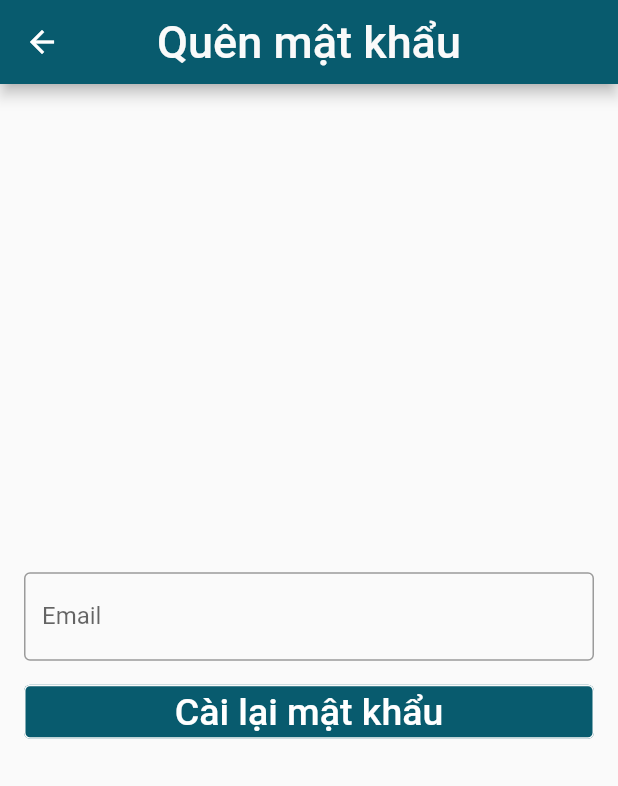
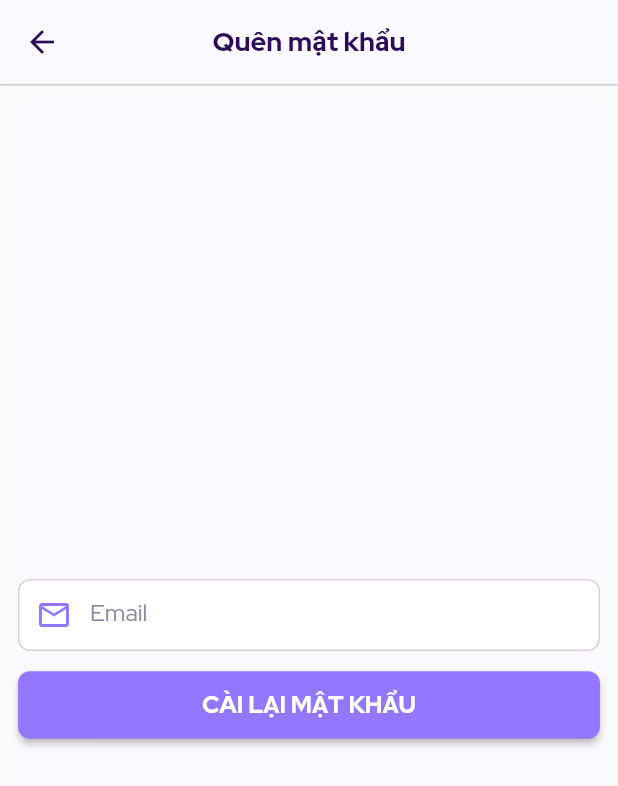
Before and after one commit to trungnguyenluu2311/Pet-Store, a Flutter app: the screen it shows after launch, after a tap on "Quên mật khẩu ?", on a phone screen of 412 x 824 dp. Shown: the top 786 px of the screen. Run offline on Flutter 3.47's test engine with Material 2 defaults, Android fonts, the phone set to English and light mode, and no system bars; our stand-ins replace cloud_firestore, firebase_auth, firebase_core, firebase_storage, get; missing offline and left inert: comment_box; accounts and stored records are empty; network calls fail.

Commit message:
change logo, forgot password screen

```diff
--- a/lib/screens/forgotpassword_screen.dart
+++ b/lib/screens/forgotpassword_screen.dart
@@ -5,53 +5,89 @@ import 'package:flutter_project/controllers/auth_controller.dart';
 
 class ForgotPasswordScreen extends StatelessWidget {
   final TextEditingController editController = TextEditingController();
+
   @override
   Widget build(BuildContext context) {
     return Scaffold(
       appBar: AppBar(
-        // iconTheme: IconThemeData(color: Colors.grey[50]),
+        iconTheme: const IconThemeData(
+          color: Color(0xFF2D0C57),
+        ),
         centerTitle: true,
-        title: Text("Quên mật khẩu", style: TextStyle(fontSize: 30,color: Colors.grey[50])),
-        backgroundColor: Color(0xFF085B6E),
+        backgroundColor: const Color(0xFFFAF9FE),
+        elevation: 0.5,
+        title: const Text("Quên mật khẩu",
+            style: TextStyle(
+              fontSize: 18,
+              fontFamily: 'RedHatDisplay',
+              fontWeight: FontWeight.w700,
+              color: Color(0xFF2D0C57),
+            )),
       ),
       body: Container(
-        margin: const EdgeInsets.all(16),
+        color: const Color(0xFFFAF9FE),
+        margin: const EdgeInsets.all(12),
         child: Column(
           mainAxisAlignment: MainAxisAlignment.center,
           children: [
             TextField(
               controller: editController,
+              style: const TextStyle(color: Colors.black, fontSize: 16),
               decoration: const InputDecoration(
-                  labelText: "Email",
-                  hintText: "Nhập vào email",
-                  border: OutlineInputBorder()),
+                contentPadding: EdgeInsets.fromLTRB(26, 12, 0, 12),
+                labelStyle: TextStyle(
+                    color: Color(0xFF9586A8),
+                    fontSize: 16,
+                    fontFamily: 'RedHatDisplay',
+                    fontWeight: FontWeight.w400),
+                labelText: 'Email',
+                hintText: 'Nhập vào email',
+                filled: true,
+                fillColor: Colors.white,
+                prefixIcon: Icon(
+                  Icons.email_outlined,
+                  size: 24,
+                  color: Color(0xFF9378FF),
+                ),
+                enabledBorder: OutlineInputBorder(
+                  borderSide: BorderSide(color: Color(0xFFD9D0E3)),
+                  borderRadius: BorderRadius.all(Radius.circular(8)),
+                ),
+                focusedBorder: OutlineInputBorder(
+                    borderRadius: BorderRadius.all(Radius.circular(8)),
+                    borderSide: BorderSide(
+                      // color: Color(0xFFD9D0E3)
+                      color: Color(0xFF6C0EE4),
+                    )),
+              ),
             ),
             const SizedBox(
-              height: 10,
+              height: 12,
             ),
-            SizedBox(
-              width: double.infinity,
-              child: OutlinedButton(
-                style: OutlinedButton.styleFrom(
-                    side: BorderSide(color: Colors.grey[50]!),
-                  backgroundColor: Color(0xFF085B6E),
-                ),
-                onPressed: () {
-                  resetPassword();
-                },
-                child: const Text(
-                  "Cài lại mật khẩu",
-                  style: TextStyle(color: Colors.white,fontSize: 25),
-                ),
-              ),
-            )
+            Container(
+                width: Get.width,
+                child: ElevatedButton(
+                  onPressed: (){
+                    resetPassword();
+                  },
+                  style: ElevatedButton.styleFrom(
+                      shape: RoundedRectangleBorder(
+                          borderRadius: BorderRadius.circular(8)),
+                      padding: const EdgeInsets.fromLTRB(0, 12, 0, 12),
+                      primary: const Color(0xFF9378FF)),
+                  child: const Text('CÀI LẠI MẬT KHẨU',
+                      style: TextStyle(
+                          fontFamily: 'RedHatDisplay',
+                          fontSize: 16,
+                          fontWeight: FontWeight.w700)),
+                )),
           ],
         ),
       ),
     );
   }
 
-  void resetPassword(){
+  void resetPassword() {
     if (editController.text.length == 0 || !editController.text.contains("@")) {
       Get.snackbar("Lỗi", "Email không hợp lệ");
       return;
--- a/lib/screens/login_screen.dart
+++ b/lib/screens/login_screen.dart
@@ -42,12 +42,11 @@ class LoginScreen extends GetWidget<UtilitiesController> {
                 const Expanded(
                     child: SizedBox(
                       child: SizedBox(
-                          width: 220,
-                          height: 220,
+                          width: 350,
+                          height: 350,
                           child: Image(
                             image: AssetImage('assets/logo.png'),
-                          )
-                      ),
+                          )),
                     ),
                     flex: 1),
                 Expanded(
@@ -140,9 +139,13 @@ class LoginScreen extends GetWidget<UtilitiesController> {
                                     color: Color(0xFF9378FF),
                                   ),
                                   suffixIcon: IconButton(
-                                    onPressed: () { controller.showPassword();},
+                                    onPressed: () {
+                                      controller.showPassword();
+                                    },
                                     icon: Icon(
-                                      controller.showPass ? Icons.visibility_off : Icons.visibility,
+                                      controller.showPass
+                                          ? Icons.visibility_off
+                                          : Icons.visibility,
                                       size: 24,
                                       color: Color(0xFF9378FF),
                                     ),
@@ -183,21 +186,25 @@ class LoginScreen extends GetWidget<UtilitiesController> {
                                         fontWeight: FontWeight.w700)),
                               )),
                           Padding(
-                              padding: const EdgeInsets.fromLTRB(0, 8, 0, 0),
+                              padding: const EdgeInsets.fromLTRB(0, 12, 18, 0),
                               child: Row(
                                 mainAxisAlignment: MainAxisAlignment.end,
                                 children: <Widget>[
                                   GestureDetector(
                                     onTap: () {
-                                      Get.to(()=>ForgotPasswordScreen());
+                                      Get.to(() => ForgotPasswordScreen());
                                     },
                                     child: const Text(
-                                      " Quên mật khẩu ?", style: TextStyle(fontSize: 15,color: Color(0xFF085B6E)),
+                                      " Quên mật khẩu ?",
+                                      style: TextStyle(
+                                          fontSize: 15,
+                                          color: Color(0xFF9378FF),
+                                          fontFamily: 'RedHatDisplay',
+                                          fontWeight: FontWeight.w700),
                                     ),
                                   )
                                 ],
-                              )
-                          ),
+                              )),
                           const SizedBox(height: 30),
                           GestureDetector(
                             onTap: () {
@@ -216,6 +223,7 @@ class LoginScreen extends GetWidget<UtilitiesController> {
                                     text: " Đăng ký",
                                     style: TextStyle(
                                         color: Color(0xFF9378FF),
+                                        fontFamily: 'RedHatDisplay',
                                         fontWeight: FontWeight.w700),
                                   ),
                                   TextSpan(text: " ngay")
```
Also changed, not shown: assets/logo.png (added), pubspec.lock.
